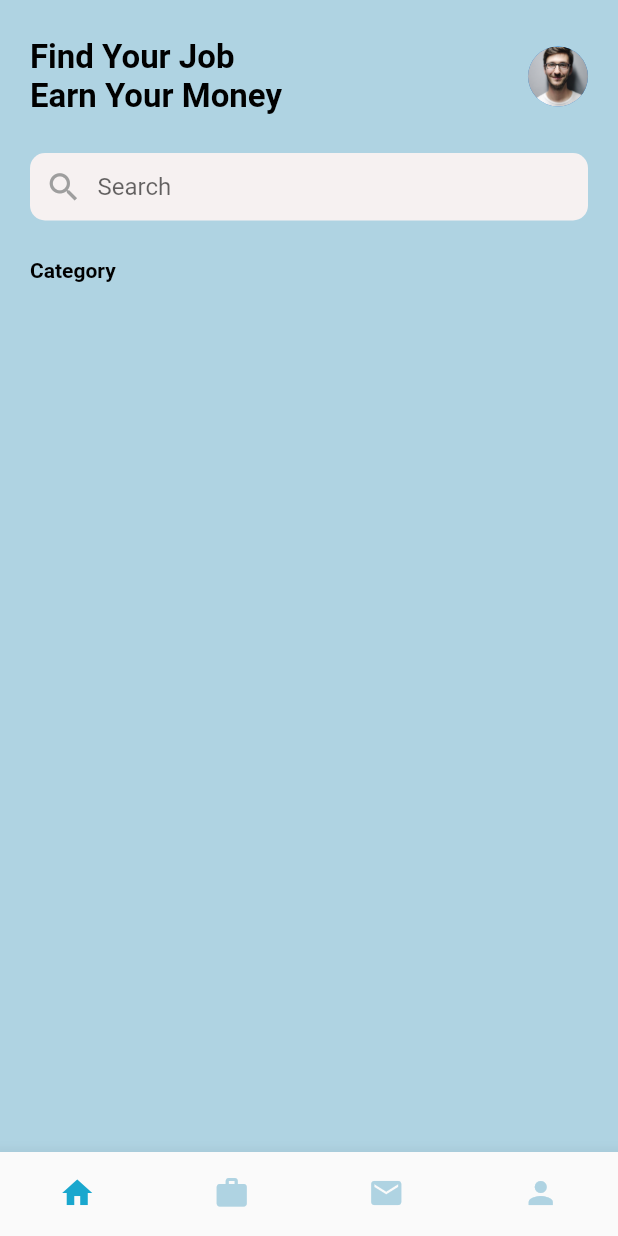
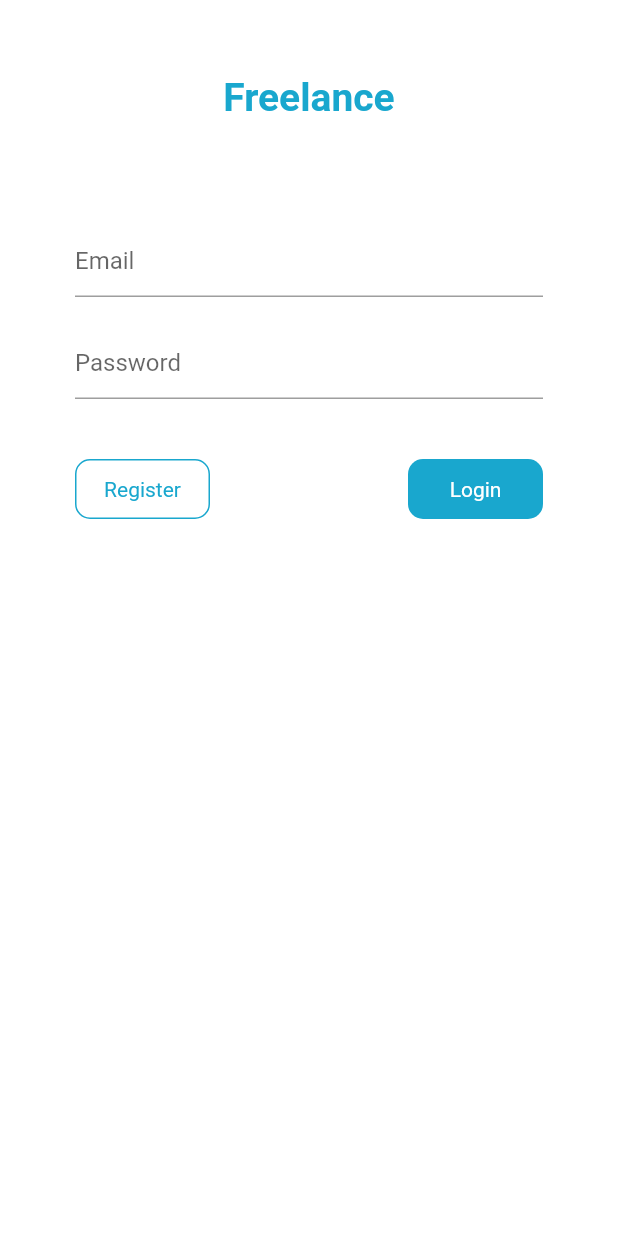
Before and after one commit to aniqwafa2/BootcampProject-FreelanceFlutter, a Flutter app: the screen it shows after launch, on a phone screen of 412 x 824 dp. Run offline on Flutter 3.47's test engine with Material 2 defaults, Android fonts, the phone set to English and light mode, and no system bars; our stand-ins replace gap, get.

Commit message:
login and register page

```diff
--- a/freelance/lib/layouts/login.dart
+++ b/freelance/lib/layouts/login.dart
@@ -0,0 +1,96 @@
+import 'package:flutter/material.dart';
+import 'package:flutter/src/widgets/framework.dart';
+import 'package:flutter/src/widgets/placeholder.dart';
+import 'package:freelance/utils/app_styles.dart';
+import 'package:gap/gap.dart';
+
+class LoginPage extends StatefulWidget {
+  const LoginPage({super.key});
+
+  @override
+  State<LoginPage> createState() => _LoginPageState();
+}
+
+class _LoginPageState extends State<LoginPage> {
+  TextEditingController emailConstroller = TextEditingController();
+  TextEditingController passwordConstroller = TextEditingController();
+  @override
+  Widget build(BuildContext context) {
+    return Scaffold(
+      body: Container(
+        height: double.infinity,
+        width: double.infinity,
+        decoration: const BoxDecoration(color: Colors.white),
+        child: Padding(
+          padding: const EdgeInsets.all(50.0),
+          child: Column(
+              crossAxisAlignment: CrossAxisAlignment.center,
+              mainAxisAlignment: MainAxisAlignment.start,
+              children: [
+                Container(
+                  padding: const EdgeInsets.symmetric(horizontal: 30),
+                  child: Text(
+                    "Freelance",
+                    style: TextStyle(
+                        color: primary,
+                        fontWeight: FontWeight.bold,
+                        fontSize: 26),
+                  ),
+                ),
+                const Gap(70),
+                Column(
+                  children: [
+                    TextFormField(
+                      controller: emailConstroller,
+                      decoration: const InputDecoration(hintText: 'Email'),
+                    ),
+                    const SizedBox(
+                      height: 20,
+                    ),
+                    TextFormField(
+                      controller: passwordConstroller,
+                      decoration: const InputDecoration(hintText: "Password"),
+                    ),
+                    const SizedBox(
+                      height: 40,
+                    ),
+                    Row(
+                      mainAxisAlignment: MainAxisAlignment.spaceBetween,
+                      children: [
+                        Container(
+                          height: 40,
+                          width: 90,
+                          decoration: BoxDecoration(
+                              color: Colors.white,
+                              borderRadius: BorderRadius.circular(10),
+                              border: Border.all(color: primary)),
+                          child: Center(
+                            child: Text(
+                              "Register",
+                              style: TextStyle(color: primary),
+                            ),
+                          ),
+                        ),
+                        Container(
+                          height: 40,
+                          width: 90,
+                          decoration: BoxDecoration(
+                              color: primary,
+                              borderRadius: BorderRadius.circular(10)),
+                          child: const Center(
+                            child: Text(
+                              "Login",
+                              style: TextStyle(color: Colors.white),
+                            ),
+                          ),
+                        )
+                      ],
+                    ),
+                  ],
+                )
+              ]),
+        ),
+      ),
+    );
+  }
+}
--- a/freelance/lib/main.dart
+++ b/freelance/lib/main.dart
@@ -1,5 +1,7 @@
 import 'package:flutter/material.dart';
 import 'package:freelance/layouts/bottom_bar.dart';
+import 'package:freelance/layouts/login.dart';
+import 'package:freelance/layouts/register.dart';
 import 'package:freelance/layouts/splash_screen.dart';
 import 'package:freelance/utils/app_styles.dart';
 
@@ -34,7 +36,9 @@ class MyApp extends StatelessWidget {
               theme: ThemeData(
                 primaryColor: primary,
               ),
-              home: const BottomBar(),
+              //home: const BottomBar(),
+              home: const LoginPage(),
+              //home: const RegisterPage(),
             );
           }
         });
```
Also changed, not shown: freelance/lib/layouts/register.dart (+105 -0 lines).
